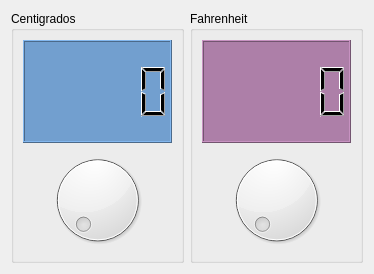
Qt form conversor.ui (JosephBano/ConversorTemperatura) before a commit.
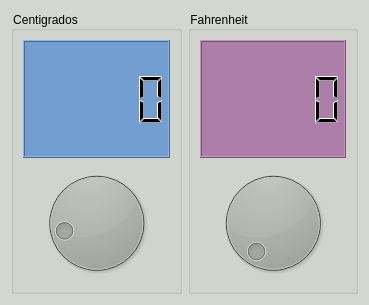
The same form after that commit.

Commit message: Eventos en GUI

The edit to the form file:
```diff
--- a/conversor.ui
+++ b/conversor.ui
@@ -6,13 +6,16 @@
    <rect>
     <x>0</x>
     <y>0</y>
-    <width>374</width>
-    <height>274</height>
+    <width>369</width>
+    <height>305</height>
    </rect>
   </property>
   <property name="windowTitle">
    <string>conversor</string>
   </property>
+  <property name="styleSheet">
+   <string notr="true">background-color: rgb(211, 215, 207);</string>
+  </property>
   <layout class="QHBoxLayout" name="horizontalLayout">
    <item>
     <widget class="QGroupBox" name="Centigrados">
@@ -29,13 +32,23 @@
        </widget>
       </item>
       <item>
-       <widget class="QDial" name="inCentigrados"/>
+       <widget class="QDial" name="inCentigrados">
+        <property name="styleSheet">
+         <string notr="true">background-color: rgb(136, 138, 133);</string>
+        </property>
+        <property name="minimum">
+         <number>-18</number>
+        </property>
+       </widget>
       </item>
      </layout>
     </widget>
    </item>
    <item>
     <widget class="QGroupBox" name="Fahrenheit">
+     <property name="styleSheet">
+      <string notr="true">background-color: rgb(211, 215, 207);</string>
+     </property>
      <property name="title">
       <string>Fahrenheit</string>
      </property>
@@ -52,7 +65,14 @@
        </widget>
       </item>
       <item>
-       <widget class="QDial" name="InFahrenheit"/>
+       <widget class="QDial" name="InFahrenheit">
+        <property name="styleSheet">
+         <string notr="true">background-color: rgb(136, 138, 133);</string>
+        </property>
+        <property name="maximum">
+         <number>210</number>
+        </property>
+       </widget>
       </item>
      </layout>
     </widget>
```
Left out of the diff: 41 changed lines with no effect on the pictures.
